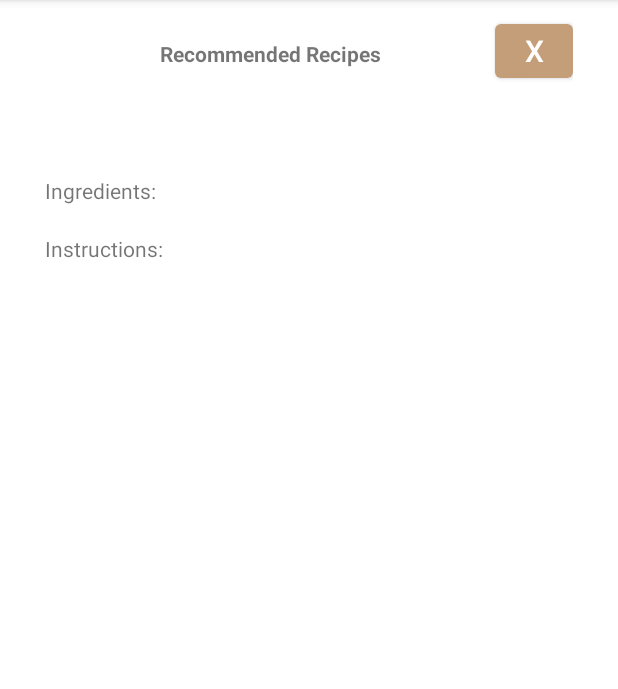
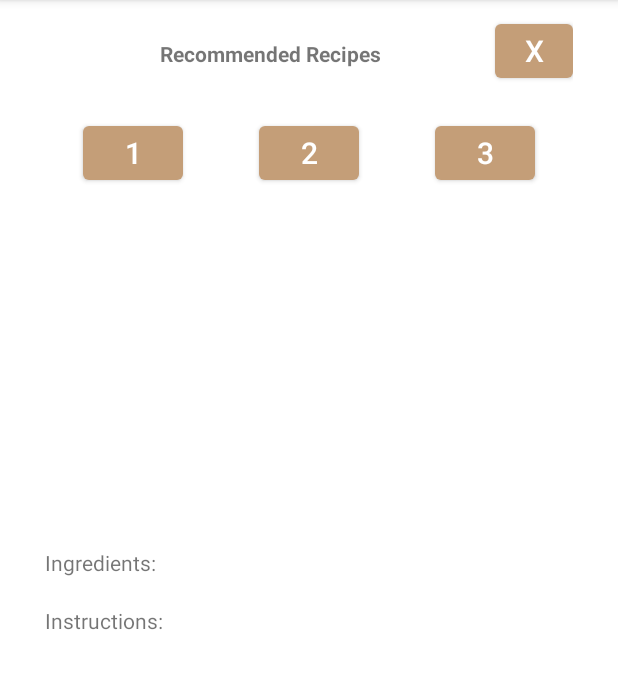
Before and after one commit to emilyathomas/MyPantry-Mobile-App, an Android app: the screen it shows after launch (mealRecommendation), on a phone screen of 412 x 824 dp, the part 84-773 px from its top. Run offline under Robolectric (Android 15) with nearby library versions, the phone set to English and light mode, and no system bars.

Commit message:
Meal Rec Layout

```diff
--- a/app/src/main/res/layout/meal_recommendations.xml
+++ b/app/src/main/res/layout/meal_recommendations.xml
@@ -6,6 +6,7 @@
     android:layout_height="wrap_content"
     android:layout_marginLeft="30dp"
     android:layout_marginRight="30dp"
+    android:isScrollContainer="true"
     android:orientation="vertical"
     android:paddingTop="10dp"
     android:paddingBottom="10dp">
@@ -34,24 +35,80 @@
     </LinearLayout>
 
     <Space
-        android:id="@+id/recipeIngredients_text"
         android:layout_width="match_parent"
         android:layout_height="20dp" />
 
+    <LinearLayout
+        android:layout_width="match_parent"
+        android:layout_height="match_parent"
+        android:orientation="horizontal">
+
+        <Button
+            android:id="@+id/recipe_button1"
+            android:layout_width="25dp"
+            android:layout_height="wrap_content"
+            android:layout_marginLeft="25dp"
+            android:layout_marginRight="25dp"
+            android:layout_weight="1"
+            android:contentDescription="close"
+            android:text="1"
+            android:textSize="20dp"
+            app:iconGravity="textStart" />
+
+        <Button
+            android:id="@+id/recipe_button2"
+            android:layout_width="25dp"
+            android:layout_height="wrap_content"
+            android:layout_marginLeft="25dp"
+            android:layout_marginRight="25dp"
+            android:layout_weight="1"
+            android:contentDescription="close"
+            android:text="2"
+            android:textSize="20dp"
+            app:iconGravity="textStart" />
+
+        <Button
+            android:id="@+id/recipe_button3"
+            android:layout_width="25dp"
+            android:layout_height="wrap_content"
+            android:layout_marginLeft="25dp"
+            android:layout_marginRight="25dp"
+            android:layout_weight="1"
+            android:contentDescription="close"
+            android:text="3"
+            android:textSize="20dp"
+            app:iconGravity="textStart" />
+    </LinearLayout>
+
+    <ScrollView
+        android:layout_width="match_parent"
+        android:layout_height="match_parent">
+
+        <LinearLayout
+            android:layout_height="match_parent"
+            android:layout_width="match_parent"
+            android:orientation="vertical">
+
+            <Space
+                android:layout_width="match_parent"
+                android:layout_height="wrap_content" />
+
             <ImageView
                 android:id="@+id/recipeImage"
-        android:layout_width="wrap_content"
-        android:layout_height="wrap_content" />
+                android:layout_width="200dp"
+                android:layout_height="200dp"
+                android:layout_gravity="center" />
 
             <Space
-        android:id="@+id/recipeInstructions_text"
                 android:layout_width="match_parent"
                 android:layout_height="20dp" />
 
             <TextView
                 android:id="@+id/recipeName"
                 android:layout_width="match_parent"
-        android:layout_height="wrap_content" />
+                android:layout_height="wrap_content"
+                android:layout_gravity="center"
+                android:textStyle="bold" />
 
             <TextView
                 android:id="@+id/textView9"
@@ -75,7 +132,10 @@
                 android:layout_width="match_parent"
                 android:layout_height="wrap_content" />
 
-    <!-- TODO: add a button to pull strings, cycle through recipes -->
-
+            <Space
+                android:layout_width="match_parent"
+                android:layout_height="wrap_content" />
+        </LinearLayout>
+    </ScrollView>
 
 </LinearLayout>
```
Lines whose indentation alone changed are shown as unchanged.
